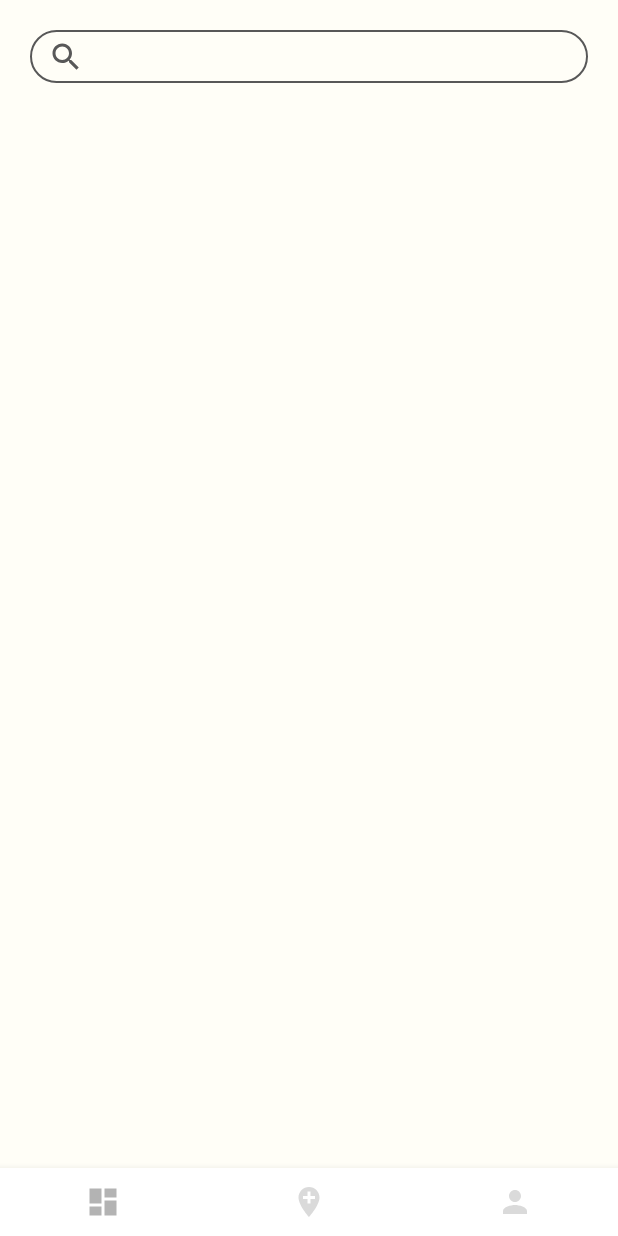
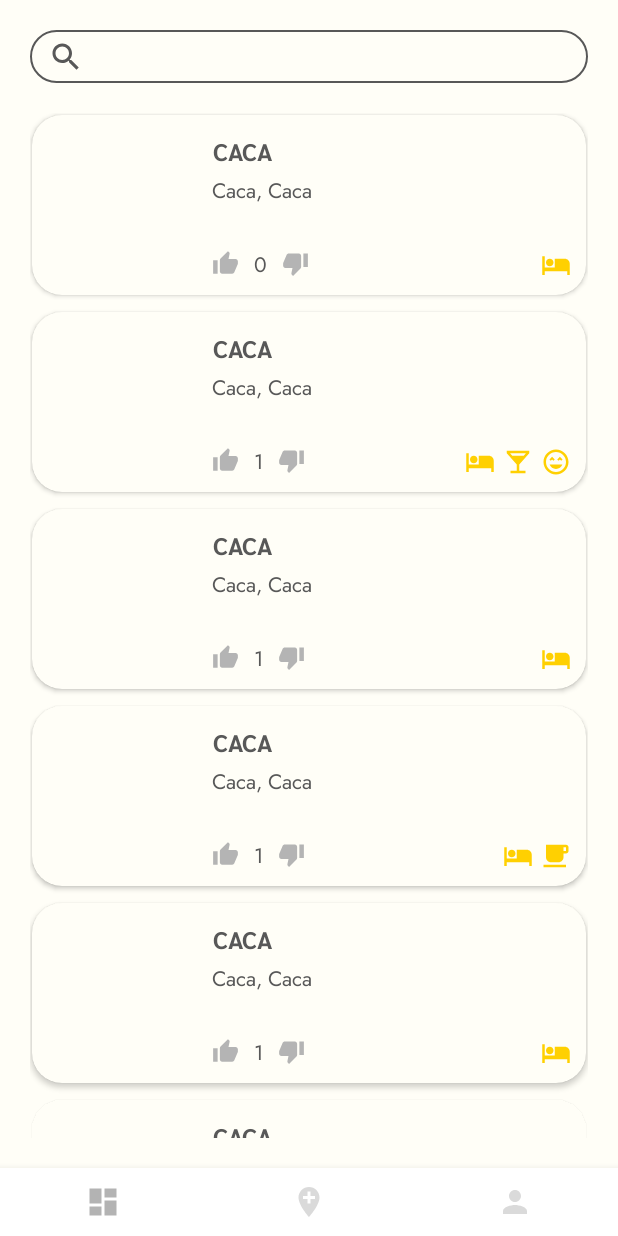
Before and after one commit to StefiNicoara/TravelMate, an Android app: the screen it shows after launch once a user with an empty profile is signed in (MainActivity), on a phone screen of 412 x 824 dp. Run offline under Robolectric (Android 15) with nearby library versions, the phone set to English and light mode, and no system bars; our stand-ins replace Firebase (no records; nobody signed in at launch, a user with empty details on screens opened directly), data binding, navigation-ui; libraries missing offline, so code that uses them is left out: android.text.

Commit message:
dashboard recycler view and databinding

```diff
--- a/app/build.gradle
+++ b/app/build.gradle
@@ -90,6 +90,7 @@ dependencies {
 
     //CardView & RecyclerView
     implementation "androidx.cardview:cardview:1.0.0"
+    implementation 'androidx.recyclerview:recyclerview:1.0.0'
 
     //Picasso
     implementation "com.squareup.picasso:picasso:2.5.2"
--- a/app/src/main/java/com/example/travelmate/repository/AttractionsRepository.kt
+++ b/app/src/main/java/com/example/travelmate/repository/AttractionsRepository.kt
@@ -1,6 +1,5 @@
 package com.example.travelmate.repository
 
-import android.content.ContentResolver
 import android.net.Uri
 import com.example.travelmate.model.Attraction
 import com.example.travelmate.model.AttractionTag
--- a/app/src/main/java/com/example/travelmate/ui/addAttraction/AddAttractionFragment.kt
+++ b/app/src/main/java/com/example/travelmate/ui/addAttraction/AddAttractionFragment.kt
@@ -100,14 +100,6 @@ class AddAttractionFragment : Fragment() {
         return mime.getExtensionFromMimeType(cR?.getType(uri)).toString()
     }
 
-    private fun navigateToHome() {
-        val fragmentManager = activity!!.supportFragmentManager
-        val fragmentTransaction = fragmentManager.beginTransaction()
-        fragmentTransaction.replace(R.id.navigation_add_attraction, DashboardFragment())
-        fragmentTransaction.addToBackStack(null)
-        fragmentTransaction.commit()
-    }
-
     private fun handleTags() {
         binding.social.setOnCheckedChangeListener { _, isChecked ->
             if (isChecked) {
--- a/app/src/main/java/com/example/travelmate/ui/dashboard/DashboardFragment.kt
+++ b/app/src/main/java/com/example/travelmate/ui/dashboard/DashboardFragment.kt
@@ -4,10 +4,21 @@ import android.os.Bundle
 import android.view.LayoutInflater
 import android.view.View
 import android.view.ViewGroup
+import androidx.databinding.DataBindingUtil
 import androidx.fragment.app.Fragment
+import androidx.recyclerview.widget.LinearLayoutManager
 import com.example.travelmate.R
+import com.example.travelmate.databinding.FragmentAddAttractionBinding
+import com.example.travelmate.databinding.FragmentDashboardBinding
+import com.example.travelmate.model.Attraction
+import com.example.travelmate.model.AttractionTag
+import com.example.travelmate.model.City
+import com.example.travelmate.utils.recyclerViewAdapters.DashboardRVAdapter
 
 class DashboardFragment : Fragment() {
+
+    private lateinit var binding: FragmentDashboardBinding
+    private var attractionsList: MutableList<Attraction> = mutableListOf()
 
     override fun onCreateView(
         inflater: LayoutInflater,
@@ -15,8 +26,126 @@ class DashboardFragment : Fragment() {
         savedInstanceState: Bundle?
     ): View? {
 
-        val root = inflater.inflate(R.layout.fragment_dashboard, container, false)
+        binding =
+            DataBindingUtil.inflate(inflater, R.layout.fragment_dashboard, container, false)
 
-        return root
+
+        attractionsList.add(
+            Attraction(
+                "CACA",
+                City("caca", "caca"),
+                "caca",
+                listOf(AttractionTag.ACCOMODATION),
+                0,
+                "ssddfs",
+                null
+            )
+        )
+
+        attractionsList.add(
+            Attraction(
+                "CACA",
+                City("caca", "caca"),
+                "caca",
+                listOf(AttractionTag.ACCOMODATION, AttractionTag.BAR, AttractionTag.FUN),
+                1,
+                "ssddfs",
+                null
+            )
+        )
+
+        attractionsList.add(
+            Attraction(
+                "CACA",
+                City("caca", "caca"),
+                "caca",
+                listOf(AttractionTag.ACCOMODATION),
+                1,
+                "ssddfs",
+                null
+            )
+        )
+
+        attractionsList.add(
+            Attraction(
+                "CACA",
+                City("caca", "caca"),
+                "caca",
+                listOf(AttractionTag.ACCOMODATION, AttractionTag.CAFE),
+                1,
+                "ssddfs",
+                null
+            )
+        )
+
+        attractionsList.add(
+            Attraction(
+                "CACA",
+                City("caca", "caca"),
+                "caca",
+                listOf(AttractionTag.ACCOMODATION),
+                1,
+                "ssddfs",
+                null
+            )
+        )
+
+        attractionsList.add(
+            Attraction(
+                "CACA",
+                City("caca", "caca"),
+                "caca",
+                listOf(AttractionTag.ACCOMODATION),
+                1,
+                "ssddfs",
+                null
+            )
+        )
+
+        attractionsList.add(
+            Attraction(
+                "CACA",
+                City("caca", "caca"),
+                "caca",
+                listOf(AttractionTag.ACCOMODATION),
+                1,
+                "ssddfs",
+                null
+            )
+        )
+
+        attractionsList.add(
+            Attraction(
+                "CACA",
+                City("caca", "caca"),
+                "caca",
+                listOf(AttractionTag.ACCOMODATION),
+                1,
+                "ssddfs",
+                null
+            )
+        )
+
+        attractionsList.add(
+            Attraction(
+                "CACA",
+                City("caca", "caca"),
+                "caca",
+                listOf(AttractionTag.ACCOMODATION),
+                1,
+                "ssddfs",
+                null
+            )
+        )
+
+//        foodRV.layoutManager = LinearLayoutManager(this)
+//        val foodList = repository.getAllFood() ?: listOf<Food>()
+//        foodRV.adapter = RecyclerViewAdapter(this, foodList)
+
+        val adapter = DashboardRVAdapter(attractionsList)
+        binding.attractionsRV.layoutManager = LinearLayoutManager(context)
+        binding.attractionsRV.adapter = adapter
+
+        return binding.root
     }
 }
--- a/app/src/main/java/com/example/travelmate/utils/Constants.kt
+++ b/app/src/main/java/com/example/travelmate/utils/Constants.kt
@@ -1,4 +1,6 @@
 package com.example.travelmate.utils
+
+import com.example.travelmate.model.AttractionTag
 
 const val ANIMATION_DURATION = 1000L
 const val PICK_IMAGE_REQUEST = 1
--- /dev/null
+++ b/app/src/main/java/com/example/travelmate/utils/bindingAdapters/TagImageBindingAdapter.kt
@@ -0,0 +1,54 @@
+package com.example.travelmate.utils.bindingAdapters
+
+import android.widget.ImageView
+import android.widget.LinearLayout
+import androidx.core.content.ContextCompat
+import androidx.databinding.BindingAdapter
+import com.example.travelmate.R
+import com.example.travelmate.model.AttractionTag
+import android.view.Gravity
+import android.util.TypedValue
+import kotlin.math.roundToInt
+
+
+val tagsIcon: Map<AttractionTag, Int> = mapOf(
+    AttractionTag.ACCOMODATION to R.drawable.ic_accomodation,
+    AttractionTag.BAR to R.drawable.ic_bar,
+    AttractionTag.CAFE to R.drawable.ic_cafe,
+    AttractionTag.FOOD to R.drawable.ic_food,
+    AttractionTag.RECREATIONAL to R.drawable.ic_recreational,
+    AttractionTag.CULTURAL to R.drawable.ic_cultural,
+    AttractionTag.SOCIAL to R.drawable.ic_social,
+    AttractionTag.FUN to R.drawable.ic_fun
+
+)
+
+@BindingAdapter("addTags")
+fun addTags(layout: LinearLayout, tagsList: List<AttractionTag>) {
+    layout.removeAllViews()
+
+    // Converts dp into its equivalent px
+    val r = layout.context.resources
+    val sizeImg = TypedValue.applyDimension(
+        TypedValue.COMPLEX_UNIT_DIP, 20f, r.displayMetrics
+    ).roundToInt()
+
+    val sizeMargin = TypedValue.applyDimension(
+        TypedValue.COMPLEX_UNIT_DIP, 5f, r.displayMetrics
+    ).roundToInt()
+
+    val layoutParams =
+        LinearLayout.LayoutParams(sizeImg, sizeImg)
+    layoutParams.setMargins(sizeMargin, 0, 0, 0)
+    layoutParams.gravity = Gravity.BOTTOM
+
+
+    tagsList.forEach { tag ->
+        val img = ImageView(layout.context)
+        val drawableId = tagsIcon[tag]
+        img.layoutParams = layoutParams
+        img.background = ContextCompat.getDrawable(layout.context, drawableId!!)
+        layout.addView(img)
+    }
+
+}
--- /dev/null
+++ b/app/src/main/java/com/example/travelmate/utils/recyclerViewAdapters/DashboardRVAdapter.kt
@@ -0,0 +1,55 @@
+package com.example.travelmate.utils.recyclerViewAdapters
+
+import android.annotation.SuppressLint
+import android.content.Context
+import android.graphics.drawable.Drawable
+import android.view.LayoutInflater
+import android.view.ViewGroup
+import android.widget.ImageView
+import androidx.core.content.ContextCompat
+import androidx.databinding.DataBindingUtil
+import androidx.recyclerview.widget.RecyclerView
+import com.example.travelmate.R
+import com.example.travelmate.databinding.LayoutAttractionCellBinding
+import com.example.travelmate.model.Attraction
+
+class DashboardRVAdapter(
+    var attractionsList: List<Attraction>
+) :
+    RecyclerView.Adapter<DashboardRVAdapter.AttractionsViewHolder>() {
+
+    override fun onCreateViewHolder(parent: ViewGroup, viewType: Int): AttractionsViewHolder {
+        val binding = DataBindingUtil.inflate<LayoutAttractionCellBinding>(
+            LayoutInflater.from(parent.context),
+            R.layout.layout_attraction_cell,
+            parent,
+            false
+        )
+        return AttractionsViewHolder(binding)
+    }
+
+    override fun getItemCount(): Int {
+        return attractionsList.size
+    }
+
+    @SuppressLint("DefaultLocale")
+    override fun onBindViewHolder(holder: AttractionsViewHolder, position: Int) {
+        val currentAttraction = attractionsList[position]
+        holder.attractionInfoBinding.attraction = currentAttraction
+        holder.attractionInfoBinding.location =
+            currentAttraction.city.name.capitalize() + ", " + currentAttraction.city.country.capitalize()
+    }
+
+    class AttractionsViewHolder(itemBinding: LayoutAttractionCellBinding) :
+        RecyclerView.ViewHolder(itemBinding.root) {
+        var attractionInfoBinding = itemBinding
+    }
+}
+//
+//<ImageView
+//android:layout_width="20dp"
+//android:layout_height="20dp"
+//android:layout_gravity="bottom"
+//android:layout_marginStart="@dimen/xsmall_margin_padding"
+//android:background="@drawable/ic_bar"
+//android:contentDescription="@null" />
--- a/app/src/main/res/drawable/ic_thumb_down.xml
+++ b/app/src/main/res/drawable/ic_thumb_down.xml
@@ -1,5 +1,10 @@
-<vector android:height="20dp" android:tint="#979797"
-    android:viewportHeight="24.0" android:viewportWidth="24.0"
-    android:width="20dp" xmlns:android="http://schemas.android.com/apk/res/android">
-    <path android:fillColor="#FF000000" android:pathData="M15,3L6,3c-0.83,0 -1.54,0.5 -1.84,1.22l-3.02,7.05c-0.09,0.23 -0.14,0.47 -0.14,0.73v1.91l0.01,0.01L1,14c0,1.1 0.9,2 2,2h6.31l-0.95,4.57 -0.03,0.32c0,0.41 0.17,0.79 0.44,1.06L9.83,23l6.59,-6.59c0.36,-0.36 0.58,-0.86 0.58,-1.41L17,5c0,-1.1 -0.9,-2 -2,-2zM19,3v12h4L23,3h-4z"/>
+<vector xmlns:android="http://schemas.android.com/apk/res/android"
+    android:width="18dp"
+    android:height="18dp"
+    android:tint="#B4B4B4"
+    android:viewportWidth="24.0"
+    android:viewportHeight="24.0">
+    <path
+        android:fillColor="#FF000000"
+        android:pathData="M15,3L6,3c-0.83,0 -1.54,0.5 -1.84,1.22l-3.02,7.05c-0.09,0.23 -0.14,0.47 -0.14,0.73v1.91l0.01,0.01L1,14c0,1.1 0.9,2 2,2h6.31l-0.95,4.57 -0.03,0.32c0,0.41 0.17,0.79 0.44,1.06L9.83,23l6.59,-6.59c0.36,-0.36 0.58,-0.86 0.58,-1.41L17,5c0,-1.1 -0.9,-2 -2,-2zM19,3v12h4L23,3h-4z" />
 </vector>
--- a/app/src/main/res/drawable/ic_thumb_up.xml
+++ b/app/src/main/res/drawable/ic_thumb_up.xml
@@ -1,7 +1,7 @@
 <vector xmlns:android="http://schemas.android.com/apk/res/android"
-    android:width="20dp"
-    android:height="20dp"
-    android:tint="#979797"
+    android:width="18dp"
+    android:height="18dp"
+    android:tint="#B4B4B4"
     android:viewportWidth="24.0"
     android:viewportHeight="24.0">
     <path
--- a/app/src/main/res/layout/fragment_dashboard.xml
+++ b/app/src/main/res/layout/fragment_dashboard.xml
@@ -1,18 +1,30 @@
 <?xml version="1.0" encoding="utf-8"?>
-<LinearLayout xmlns:android="http://schemas.android.com/apk/res/android"
-    xmlns:app="http://schemas.android.com/apk/res-auto"
+
+<layout xmlns:android="http://schemas.android.com/apk/res/android"
+    xmlns:app="http://schemas.android.com/apk/res-auto">
+
+    <LinearLayout
         android:layout_width="match_parent"
         android:layout_height="match_parent"
+        android:layout_margin="@dimen/default_margin_padding"
         android:orientation="vertical">
 
         <SearchView
             android:id="@+id/searchView"
             android:layout_width="match_parent"
             android:layout_height="@dimen/default_button_height"
-        android:layout_margin="@dimen/default_margin_padding"
             android:background="@drawable/rounded_bg"
             android:closeIcon="@drawable/ic_close_black_24dp"
-        android:searchIcon="@drawable/ic_search_black_24dp"
-        android:contextClickable="true"/>
+            android:contextClickable="true"
+            android:searchIcon="@drawable/ic_search_black_24dp" />
+
+
+        <androidx.recyclerview.widget.RecyclerView
+            android:id="@+id/attractionsRV"
+            android:layout_width="match_parent"
+            android:layout_height="match_parent"
+            android:layout_marginTop="@dimen/default_margin_padding" />
 
     </LinearLayout>
+
+</layout>
--- a/app/src/main/res/layout/layout_attraction_cell.xml
+++ b/app/src/main/res/layout/layout_attraction_cell.xml
@@ -10,12 +10,19 @@
         <variable
             name="attraction"
             type="com.example.travelmate.model.Attraction" />
+
+        <variable
+            name="location"
+            type="String" />
     </data>
 
     <androidx.cardview.widget.CardView
         android:layout_width="match_parent"
         android:layout_height="wrap_content"
-        android:layout_margin="@dimen/default_margin_padding"
+        android:layout_marginStart="1dp"
+        android:layout_marginTop="1dp"
+        android:layout_marginEnd="1dp"
+        android:layout_marginBottom="@dimen/small_margin_padding"
         app:cardBackgroundColor="@color/mainBackground"
         app:cardCornerRadius="@dimen/default_margin_padding">
 
@@ -41,14 +48,14 @@
                     android:layout_width="wrap_content"
                     android:layout_height="wrap_content"
                     android:fontFamily="@font/sarabun_bold"
-                    android:text="OldSchool Cafe"
+                    android:text="@{attraction.title}"
                     android:textSize="16sp" />
 
                 <TextView
                     style="@style/MainText"
                     android:layout_width="match_parent"
                     android:layout_height="wrap_content"
-                    android:text="Cluj, Romania" />
+                    android:text="@{location}" />
 
 
                 <LinearLayout
@@ -78,7 +85,7 @@
                             android:layout_height="wrap_content"
                             android:layout_gravity="bottom"
                             android:layout_marginStart="@dimen/small_margin_padding"
-                            android:text="121" />
+                            android:text="@{Integer.toString(attraction.likes)}" />
 
                         <ImageView
                             android:layout_width="wrap_content"
@@ -92,29 +99,14 @@
                     </LinearLayout>
 
                     <LinearLayout
+                        android:id="@+id/tags"
                         android:layout_width="wrap_content"
                         android:layout_height="match_parent"
-                        android:orientation="horizontal">
-
-                        <ImageView
-                            android:layout_width="20dp"
-                            android:layout_height="20dp"
-                            android:layout_gravity="bottom"
-                            android:layout_marginStart="@dimen/xsmall_margin_padding"
-                            android:background="@drawable/ic_cafe"
-                            android:contentDescription="@null" />
-
-                        <ImageView
-                            android:layout_width="20dp"
-                            android:layout_height="20dp"
-                            android:layout_gravity="bottom"
-                            android:layout_marginStart="@dimen/xsmall_margin_padding"
-                            android:background="@drawable/ic_bar"
-                            android:contentDescription="@null" />
+                        android:orientation="horizontal"
+                        app:addTags="@{attraction.tags}">
 
                     </LinearLayout>
                 </LinearLayout>
-
             </LinearLayout>
         </LinearLayout>
     </androidx.cardview.widget.CardView>
```
Lines whose indentation alone changed are shown as unchanged.
